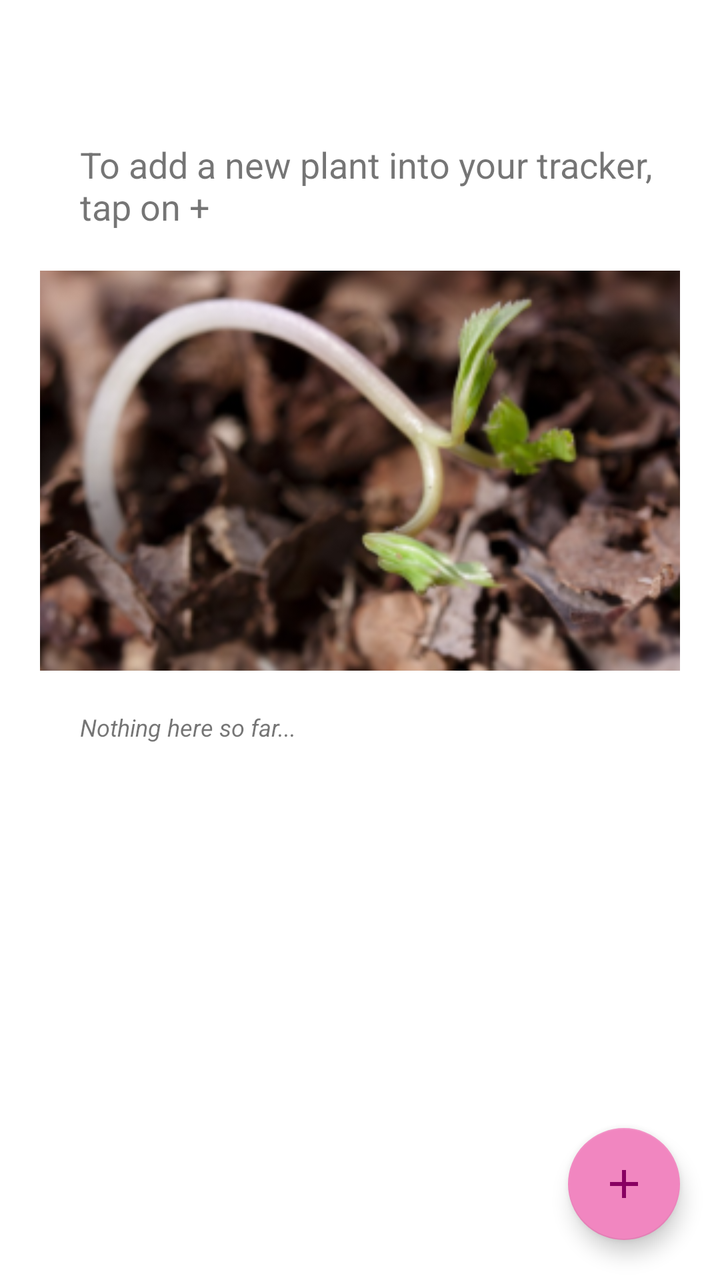
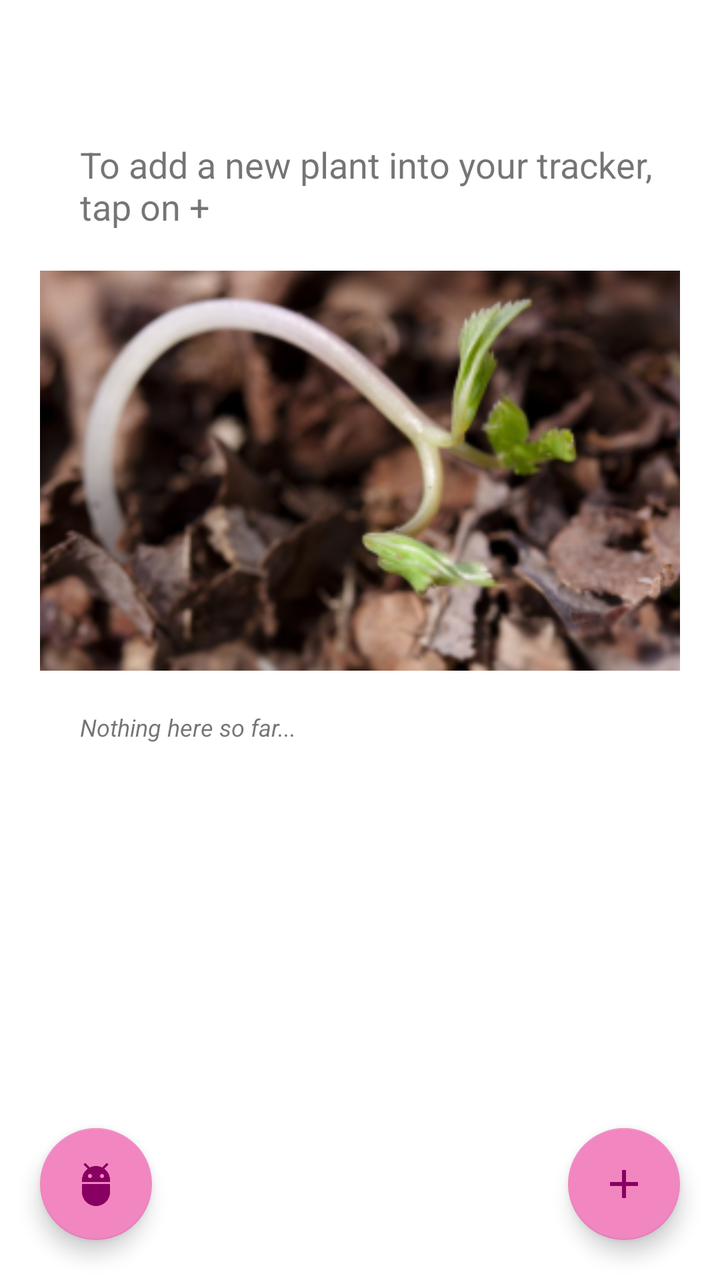

Compare the two renders of this Android layout. The source of the first and the diff that turns it into the second are given below.
<!-- AndroidManifest.xml: application theme Theme.Planttracker -->
<!-- res/layout/fragment_overview.xml -->
<?xml version="1.0" encoding="utf-8"?>
<androidx.constraintlayout.widget.ConstraintLayout xmlns:android="http://schemas.android.com/apk/res/android"
    xmlns:app="http://schemas.android.com/apk/res-auto"
    xmlns:tools="http://schemas.android.com/tools"
    android:layout_width="match_parent"
    android:layout_height="match_parent"
    android:id="@+id/root"
    >

  <include
      android:id="@+id/included_empty_plant_list"
      layout="@layout/view_empty_plant_list" />

  <androidx.recyclerview.widget.RecyclerView
      android:id="@+id/plant_list_recycler_view"
      android:layout_width="match_parent"
      android:layout_height="wrap_content"
      android:layout_margin="16dp"
      android:clipToPadding="false"
      android:paddingBottom="40dp"
      android:visibility="gone"
      app:layout_constraintTop_toTopOf="parent"
      tools:listitem="@layout/view_holder_plant_item"
      />

  <com.google.android.material.floatingactionbutton.FloatingActionButton
      android:id="@+id/add_plant_button"
      android:layout_width="wrap_content"
      android:layout_height="wrap_content"
      android:layout_margin="20dp"
      android:contentDescription="@string/fab_content_description"
      android:src="@drawable/ic_fab"
      android:theme="@style/FloatingActionButton"
      app:layout_constraintBottom_toBottomOf="parent"
      app:layout_constraintEnd_toEndOf="parent"
      />

  <FrameLayout
      android:id="@+id/loading"
      android:clickable="true"
      android:focusable="true"
      android:visibility="gone"
      android:layout_width="match_parent"
      android:layout_height="match_parent"
      android:background="@color/white"
      android:elevation="10dp"
      >

    <ProgressBar
        android:layout_width="wrap_content"
        android:layout_height="wrap_content"
        android:layout_gravity="center"
        />

  </FrameLayout>

</androidx.constraintlayout.widget.ConstraintLayout>
<!-- res/layout/view_empty_plant_list.xml (included above) -->
<?xml version="1.0" encoding="utf-8"?>
<LinearLayout xmlns:android="http://schemas.android.com/apk/res/android"
    android:layout_width="match_parent"
    android:layout_height="wrap_content"
    xmlns:tools="http://schemas.android.com/tools"
    android:orientation="vertical"
    android:id="@+id/view_empty_plant_list"
    >

  <TextView
      android:id="@+id/initial_add_plant_text_view"
      android:layout_width="300dp"
      android:layout_height="wrap_content"
      android:layout_marginTop="70dp"
      android:layout_marginStart="40dp"
      android:layout_marginEnd="40dp"
      android:text="@string/onboarding_add_plant_text"
      android:textSize="18sp"
      />

  <ImageView
      android:id="@+id/sprouting_plant_image_view"
      android:layout_width="match_parent"
      android:layout_height="200dp"
      android:contentDescription="@string/sprouting_plant_content_description"
      android:layout_margin="20dp"
      android:scaleType="centerCrop"
      android:src="@mipmap/ic_sprouting_plant_foreground"
      />

  <TextView
      android:id="@+id/empty_plant_list_text_view"
      android:layout_width="wrap_content"
      android:layout_height="wrap_content"
      android:layout_marginStart="40dp"
      android:layout_marginEnd="40dp"
      android:text="@string/onboarding_empty_list_text_view"
      android:textSize="12sp"
      android:textStyle="italic"
      tools:ignore="RtlSymmetry"
      />

</LinearLayout>
<!-- res/layout/view_holder_plant_item.xml (included above) -->
<?xml version="1.0" encoding="utf-8"?>
<androidx.constraintlayout.widget.ConstraintLayout xmlns:android="http://schemas.android.com/apk/res/android"
    xmlns:app="http://schemas.android.com/apk/res-auto"
    xmlns:tools="http://schemas.android.com/tools"
    android:id="@+id/plant_item_fragment"
    android:layout_width="match_parent"
    android:layout_height="match_parent"
    >

  <ImageView
      android:id="@+id/plant_image_view"
      android:layout_width="wrap_content"
      android:layout_height="wrap_content"
      android:contentDescription="@string/picture_of_your_plant"
      android:padding="20dp"
      android:paddingStart="60dp"
      android:src="@mipmap/ic_launcher"
      app:layout_constraintStart_toStartOf="parent"
      app:layout_constraintTop_toTopOf="parent"
      tools:ignore="RtlSymmetry"
      />

  <TextView
      android:id="@+id/plant_name"
      android:layout_width="wrap_content"
      android:layout_height="wrap_content"
      android:paddingBottom="20dp"
      android:paddingTop="20dp"
      android:text="Plant Name"
      android:textAlignment="gravity"
      android:textSize="18sp"
      app:layout_constraintStart_toEndOf="@+id/plant_image_view"
      app:layout_constraintTop_toTopOf="@+id/plant_image_view"
      tools:ignore="RtlSymmetry"
      />

  <TextView
      android:id="@+id/plant_description"
      android:layout_width="wrap_content"
      android:layout_height="wrap_content"
      android:text="Description of your plant"
      app:layout_constraintStart_toEndOf="@+id/plant_image_view"
      app:layout_constraintTop_toBottomOf="@+id/plant_name"
      />

</androidx.constraintlayout.widget.ConstraintLayout>
<!-- resources referenced by this layout -->
<resources>
  <color name="white">#FFFFFFFF</color>
  <!-- drawable ic_fab (drawable) -->
  <vector xmlns:android="http://schemas.android.com/apk/res/android"
      android:width="24dp"
      android:height="24dp"
      android:viewportWidth="24"
      android:viewportHeight="24"
      android:tint="?attr/colorControlNormal">
    <path
        android:fillColor="@android:color/white"
        android:pathData="M19,13h-6v6h-2v-6H5v-2h6V5h2v6h6v2z"/>
  </vector>
  <!-- mipmap ic_launcher (mipmap-anydpi-v26) -->
  <?xml version="1.0" encoding="utf-8"?>
  <adaptive-icon xmlns:android="http://schemas.android.com/apk/res/android">
    <background android:drawable="@drawable/ic_launcher_background" />
    <foreground android:drawable="@drawable/ic_launcher_foreground" />
  </adaptive-icon>
  <string name="fab_content_description">Add a new plant to the list</string>
  <string name="onboarding_add_plant_text">To add a new plant into your tracker, tap on +</string>
  <string name="onboarding_empty_list_text_view">Nothing here so far...</string>
  <string name="picture_of_your_plant">A picture of your plant</string>
  <string name="sprouting_plant_content_description">A new plant sprouting out of the soil</string>
  <style name="FloatingActionButton" parent="@style/AppTheme">
      <item name="colorSecondary">@color/shrine_pink_100</item>
      <item name="colorOnSecondary">@color/shrine_pink_900</item>
      <item name="colorOnSurface">@color/shrine_pink_900</item>
      <item name="shapeAppearanceSmallComponent">@style/ShapeAppearance.App.SmallComponent</item>
    </style>
  <style name="Theme.Planttracker" parent="Theme.MaterialComponents.DayNight.DarkActionBar">
      
      <item name="colorPrimary">@color/purple_500</item>
      <item name="colorPrimaryVariant">@color/purple_700</item>
      <item name="colorOnPrimary">@color/white</item>
      
      <item name="colorSecondary">@color/teal_200</item>
      <item name="colorSecondaryVariant">@color/teal_700</item>
      <item name="colorOnSecondary">@color/black</item>
      
      <item name="android:statusBarColor" tools:targetApi="l">?attr/colorPrimaryVariant</item>
      
    </style>
  <style name="AppTheme" parent="Theme.MaterialComponents.DayNight.DarkActionBar">
      <item name="colorPrimary">@color/purple_500</item>
      <item name="colorPrimaryVariant">@color/purple_700</item>
      <item name="colorOnPrimary">@color/white</item>
    </style>
  <color name="shrine_pink_100">#f186c0</color>
  <color name="shrine_pink_900">#880061</color>
  <style name="ShapeAppearance.App.SmallComponent" parent="ShapeAppearance.MaterialComponents.SmallComponent">
      <item name="cornerFamily">rounded</item>
      <item name="cornerSize">4dp</item>
    </style>
  <color name="purple_500">#FF6200EE</color>
  <color name="purple_700">#FF3700B3</color>
  <color name="teal_200">#FF03DAC5</color>
  <color name="teal_700">#FF018786</color>
  <color name="black">#FF000000</color>
  <!-- unchanged entries left out for length: 3 -->
</resources>

<!-- the commit's change to res/layout/fragment_overview.xml (unified diff, before → after) -->
@@ -33,6 +33,18 @@
       android:theme="@style/FloatingActionButton"
       app:layout_constraintBottom_toBottomOf="parent"
       app:layout_constraintEnd_toEndOf="parent"
+      />
+
+  <com.google.android.material.floatingactionbutton.FloatingActionButton
+      android:id="@+id/clear_plant_list_button"
+      android:layout_width="wrap_content"
+      android:layout_height="wrap_content"
+      android:layout_margin="20dp"
+      android:contentDescription="@string/remove_data_from_disk"
+      android:src="@drawable/ic_clear"
+      android:theme="@style/FloatingActionButton"
+      app:layout_constraintBottom_toBottomOf="parent"
+      app:layout_constraintLeft_toLeftOf="parent"
       />
 
   <FrameLayout
@@ -105,8 +117,8 @@
     xmlns:app="http://schemas.android.com/apk/res-auto"
     xmlns:tools="http://schemas.android.com/tools"
     android:id="@+id/plant_item_fragment"
-    android:layout_width="match_parent"
-    android:layout_height="match_parent"
+    android:layout_width="wrap_content"
+    android:layout_height="wrap_content"
     >
 
   <ImageView
@@ -115,7 +127,7 @@
       android:layout_height="wrap_content"
       android:contentDescription="@string/picture_of_your_plant"
       android:padding="20dp"
-      android:paddingStart="60dp"
+      android:paddingStart="20dp"
       android:src="@mipmap/ic_launcher"
       app:layout_constraintStart_toStartOf="parent"
       app:layout_constraintTop_toTopOf="parent"
<!-- resource entries referenced after the edit -->
@@ -1,6 +1,12 @@
 <!-- resources referenced by this layout -->
 <resources>
   <color name="white">#FFFFFFFF</color>
+  <!-- drawable ic_clear (drawable) -->
+  <vector xmlns:android="http://schemas.android.com/apk/res/android" android:height="24dp" android:tint="#000000" android:viewportHeight="24" android:viewportWidth="24" android:width="24dp">
+        
+      <path android:fillColor="@android:color/white" android:pathData="M5,16c0,3.87 3.13,7 7,7s7,-3.13 7,-7v-4L5,12v4zM16.12,4.37l2.1,-2.1 -0.82,-0.83 -2.3,2.31C14.16,3.28 13.12,3 12,3s-2.16,0.28 -3.09,0.75L6.6,1.44l-0.82,0.83 2.1,2.1C6.14,5.64 5,7.68 5,10v1h14v-1c0,-2.32 -1.14,-4.36 -2.88,-5.63zM9,9c-0.55,0 -1,-0.45 -1,-1s0.45,-1 1,-1 1,0.45 1,1 -0.45,1 -1,1zM15,9c-0.55,0 -1,-0.45 -1,-1s0.45,-1 1,-1 1,0.45 1,1 -0.45,1 -1,1z"/>
+      
+  </vector>
   <!-- drawable ic_fab (drawable) -->
   <vector xmlns:android="http://schemas.android.com/apk/res/android"
       android:width="24dp"
@@ -22,6 +28,7 @@
   <string name="onboarding_add_plant_text">To add a new plant into your tracker, tap on +</string>
   <string name="onboarding_empty_list_text_view">Nothing here so far...</string>
   <string name="picture_of_your_plant">A picture of your plant</string>
+  <string name="remove_data_from_disk">Clear all plant data</string>
   <string name="sprouting_plant_content_description">A new plant sprouting out of the soil</string>
   <style name="FloatingActionButton" parent="@style/AppTheme">
       <item name="colorSecondary">@color/shrine_pink_100</item>
